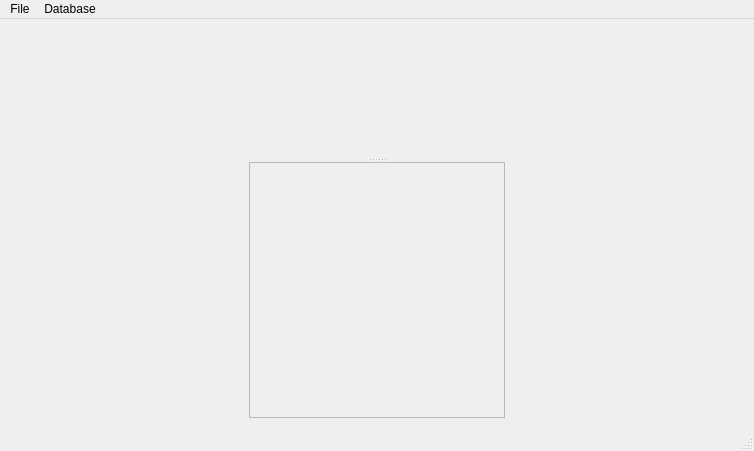
Before: the Qt Designer form src/StarRPGEditor/StarRPGEditor/main_wIndow.ui in wasedaigo/star-rpg-editor, drawn with Qt 5.
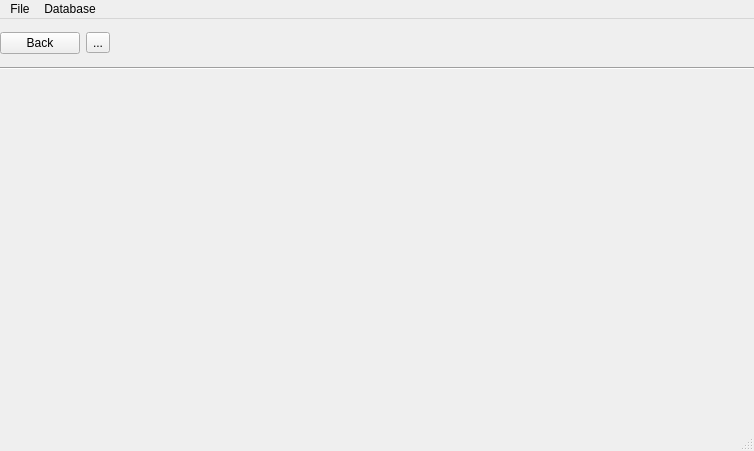
After: the same form once the commit is applied. The open tabs and pages were chosen to show the change. Icons and pictures are not drawn.

Diff of the .ui file:
```diff
--- a/src/StarRPGEditor/StarRPGEditor/main_wIndow.ui
+++ b/src/StarRPGEditor/StarRPGEditor/main_wIndow.ui
@@ -16,6 +16,12 @@
     <verstretch>0</verstretch>
    </sizepolicy>
   </property>
+  <property name="minimumSize">
+   <size>
+    <width>754</width>
+    <height>0</height>
+   </size>
+  </property>
   <property name="windowTitle">
    <string>MainWindow</string>
   </property>
@@ -27,53 +33,6 @@
     </sizepolicy>
    </property>
    <layout class="QHBoxLayout" name="horizontalLayout_8">
-    <item>
-     <widget class="QSplitter" name="splitter">
-      <property name="sizePolicy">
-       <sizepolicy hsizetype="Preferred" vsizetype="Preferred">
-        <horstretch>0</horstretch>
-        <verstretch>0</verstretch>
-       </sizepolicy>
-      </property>
-      <property name="minimumSize">
-       <size>
-        <width>0</width>
-        <height>0</height>
-       </size>
-      </property>
-      <property name="orientation">
-       <enum>Qt::Vertical</enum>
-      </property>
-      <property name="childrenCollapsible">
-       <bool>false</bool>
-      </property>
-      <widget class="QStackedWidget" name="stackedWidget">
-       <property name="sizePolicy">
-        <sizepolicy hsizetype="Fixed" vsizetype="Preferred">
-         <horstretch>0</horstretch>
-         <verstretch>0</verstretch>
-        </sizepolicy>
-       </property>
-       <property name="minimumSize">
-        <size>
-         <width>256</width>
-         <height>128</height>
-        </size>
-       </property>
-       <property name="maximumSize">
-        <size>
-         <width>256</width>
-         <height>16777215</height>
-        </size>
-       </property>
-       <property name="currentIndex">
-        <number>0</number>
-       </property>
-       <widget class="QWidget" name="palettePage">
-        <layout class="QVBoxLayout" name="verticalLayout_3">
-         <property name="spacing">
-          <number>-1</number>
-         </property>
          <property name="leftMargin">
           <number>0</number>
          </property>
@@ -86,33 +45,40 @@
          <property name="bottomMargin">
           <number>0</number>
          </property>
-        </layout>
-       </widget>
-       <widget class="QWidget" name="eventListPage">
+    <item>
         <layout class="QVBoxLayout" name="verticalLayout">
-         <property name="leftMargin">
+      <property name="spacing">
           <number>0</number>
          </property>
-         <property name="topMargin">
+      <item>
+       <layout class="QVBoxLayout" name="verticalLayout_3">
+        <property name="spacing">
           <number>0</number>
          </property>
-         <property name="rightMargin">
-          <number>0</number>
-         </property>
          <property name="bottomMargin">
-          <number>0</number>
-         </property>
-        </layout>
-       </widget>
-      </widget>
-      <widget class="QFrame" name="mapTreeFrame">
-       <property name="frameShape">
-        <enum>QFrame::StyledPanel</enum>
-       </property>
-       <property name="frameShadow">
-        <enum>QFrame::Raised</enum>
-       </property>
-       <layout class="QGridLayout" name="gridLayout_2">
+         <number>5</number>
+        </property>
+        <item>
+         <widget class="QWidget" name="widget" native="true">
+          <property name="sizePolicy">
+           <sizepolicy hsizetype="Preferred" vsizetype="Fixed">
+            <horstretch>0</horstretch>
+            <verstretch>0</verstretch>
+           </sizepolicy>
+          </property>
+          <property name="minimumSize">
+           <size>
+            <width>750</width>
+            <height>48</height>
+           </size>
+          </property>
+          <property name="maximumSize">
+           <size>
+            <width>16777215</width>
+            <height>48</height>
+           </size>
+          </property>
+          <layout class="QHBoxLayout" name="horizontalLayout_2">
         <property name="leftMargin">
          <number>0</number>
         </property>
@@ -125,12 +91,79 @@
         <property name="bottomMargin">
          <number>0</number>
         </property>
-       </layout>
-      </widget>
-     </widget>
-    </item>
+           <item>
+            <widget class="QPushButton" name="pushButton">
+             <property name="text">
+              <string>Back</string>
+             </property>
+            </widget>
+           </item>
+           <item>
+            <widget class="QToolButton" name="databaseButton">
+             <property name="text">
+              <string>...</string>
+             </property>
+             <property name="icon">
+              <iconset resource="main.qrc">
+               <normaloff>:/main/res/icon/tile_set.xpm</normaloff>:/main/res/icon/tile_set.xpm</iconset>
+             </property>
+            </widget>
+           </item>
+           <item>
+            <spacer name="horizontalSpacer">
+             <property name="orientation">
+              <enum>Qt::Horizontal</enum>
+             </property>
+             <property name="sizeHint" stdset="0">
+              <size>
+               <width>40</width>
+               <height>20</height>
+              </size>
+             </property>
+            </spacer>
+           </item>
+          </layout>
+         </widget>
+        </item>
+        <item>
+         <widget class="Line" name="line">
+          <property name="orientation">
+           <enum>Qt::Horizontal</enum>
+          </property>
+         </widget>
+        </item>
+       </layout>
+      </item>
     <item>
-     <layout class="QVBoxLayout" name="rightContainer"/>
+       <layout class="QHBoxLayout" name="horizontalLayout">
+        <property name="spacing">
+         <number>0</number>
+        </property>
+        <property name="sizeConstraint">
+         <enum>QLayout::SetDefaultConstraint</enum>
+        </property>
+       </layout>
+      </item>
+      <item>
+       <layout class="QHBoxLayout" name="contentView">
+        <property name="spacing">
+         <number>0</number>
+        </property>
+        <property name="sizeConstraint">
+         <enum>QLayout::SetDefaultConstraint</enum>
+        </property>
+        <property name="leftMargin">
+         <number>12</number>
+        </property>
+        <property name="rightMargin">
+         <number>12</number>
+        </property>
+        <item>
+         <widget class="QStackedWidget" name="stackedWidget"/>
+        </item>
+       </layout>
+      </item>
+     </layout>
     </item>
    </layout>
   </widget>
```
Lines whose indentation alone changed are shown as unchanged.
